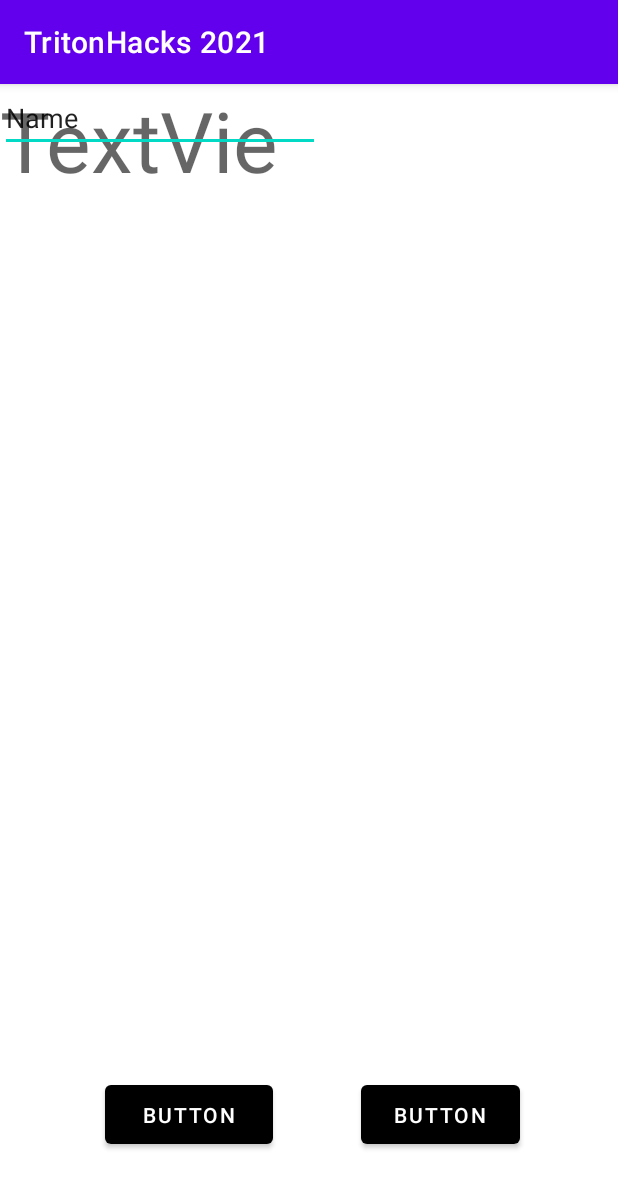
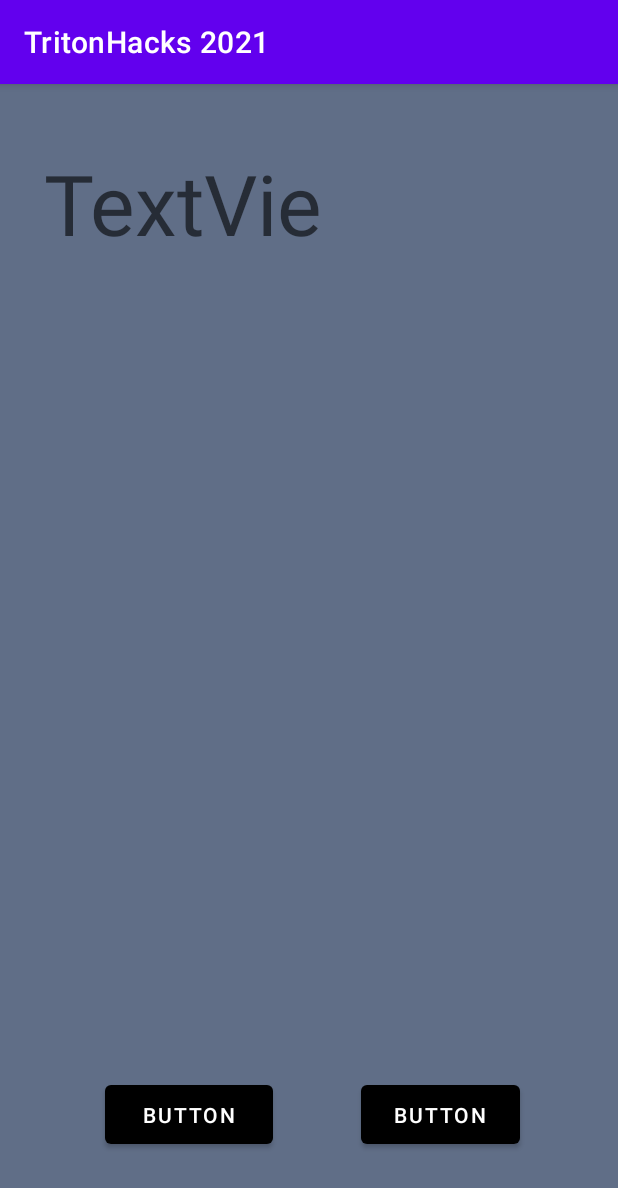
Before and after one commit to kimjason832/TritonHacks2021, an Android app: the Tasks screen opened directly, with no data from a screen before it, on a phone screen of 412 x 824 dp. Shown: the top 1188 px of the screen. Run offline under Robolectric (Android 15) with nearby library versions, the phone set to English and light mode, and no system bars.

Commit message:
Changed element ID names

```diff
--- a/app/src/main/res/layout/activity_main.xml
+++ b/app/src/main/res/layout/activity_main.xml
@@ -2,13 +2,14 @@
 <androidx.constraintlayout.widget.ConstraintLayout xmlns:android="http://schemas.android.com/apk/res/android"
     xmlns:app="http://schemas.android.com/apk/res-auto"
     xmlns:tools="http://schemas.android.com/tools"
+    android:id="@+id/screen_main"
     android:layout_width="match_parent"
     android:layout_height="match_parent"
     android:background="#606E87"
     tools:context=".MainActivity">
 
     <TextView
-        android:id="@+id/textView"
+        android:id="@+id/textview_title"
         android:layout_width="272dp"
         android:layout_height="88dp"
         android:fontFamily="cursive"
@@ -24,7 +25,7 @@
         tools:text="Serene Study" />
 
     <Button
-        android:id="@+id/button"
+        android:id="@+id/button_start"
         android:layout_width="169dp"
         android:layout_height="51dp"
         android:text="Button"
--- a/app/src/main/res/layout/activity_tasks.xml
+++ b/app/src/main/res/layout/activity_tasks.xml
@@ -4,10 +4,11 @@
     xmlns:tools="http://schemas.android.com/tools"
     android:layout_width="match_parent"
     android:layout_height="match_parent"
+    android:background="#606E87"
     tools:context=".Tasks">
 
     <Button
-        android:id="@+id/button4"
+        android:id="@+id/button_back"
         android:layout_width="112dp"
         android:layout_height="51dp"
         android:text="Button"
@@ -21,7 +22,7 @@
         tools:text="Back" />
 
     <Button
-        android:id="@+id/button5"
+        android:id="@+id/button_next"
         android:layout_width="106dp"
         android:layout_height="51dp"
         android:text="Button"
@@ -35,22 +36,17 @@
         tools:text="Next" />
 
     <TextView
-        android:id="@+id/textView6"
+        android:id="@+id/textview_tasks"
         android:layout_width="224dp"
         android:layout_height="84dp"
         android:text="TextView"
         android:textAppearance="@style/TextAppearance.AppCompat.Display3"
-        tools:layout_editor_absoluteX="41dp"
-        tools:layout_editor_absoluteY="44dp"
+        app:layout_constraintBottom_toBottomOf="parent"
+        app:layout_constraintEnd_toEndOf="parent"
+        app:layout_constraintHorizontal_bias="0.155"
+        app:layout_constraintStart_toStartOf="parent"
+        app:layout_constraintTop_toTopOf="parent"
+        app:layout_constraintVertical_bias="0.061"
         tools:text="TASKS" />
 
-    <EditText
-        android:id="@+id/editTextTextPersonName"
-        android:layout_width="wrap_content"
-        android:layout_height="wrap_content"
-        android:ems="10"
-        android:inputType="textPersonName"
-        android:text="Name"
-        tools:layout_editor_absoluteX="28dp"
-        tools:layout_editor_absoluteY="164dp" />
 </androidx.constraintlayout.widget.ConstraintLayout>
```
Also changed, not shown: app/src/main/res/layout/activity_setting.xml (+23 -14 lines).
